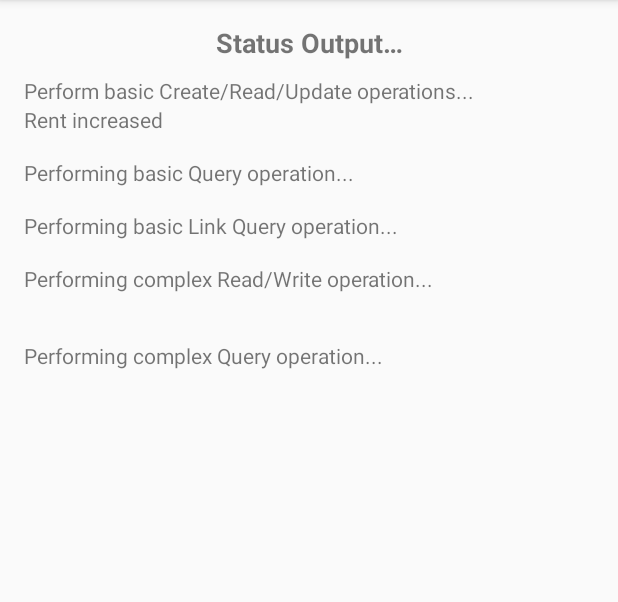
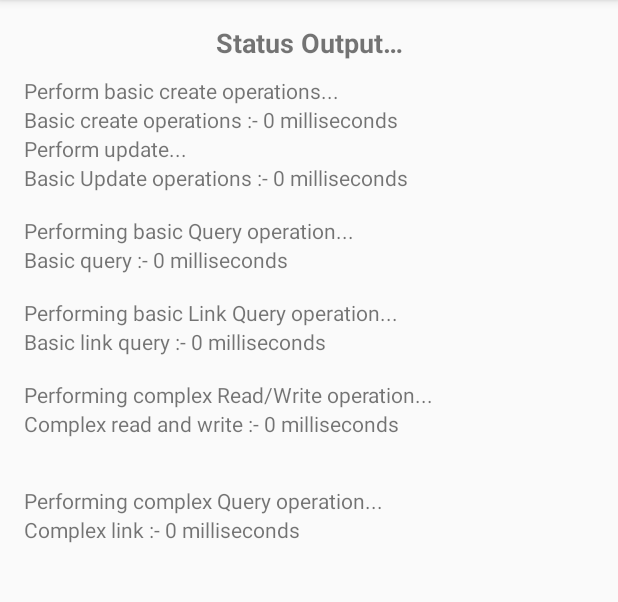
Before and after one commit to NazneenR/RealmTrial, an Android app: the screen it shows after launch (MainActivity), on a phone screen of 412 x 824 dp, the part 84-686 px from its top. Run offline under Robolectric (Android 15) with nearby library versions, the phone set to English and light mode, and no system bars; libraries missing offline, so code that uses them is left out: io.realm; 11 statements that could not run were skipped.

Commit message:
Shows the time in milliseconds taken for various operations.

```diff
--- a/app/src/main/java/com/example/realm/realmdemo/view/MainActivity.java
+++ b/app/src/main/java/com/example/realm/realmdemo/view/MainActivity.java
@@ -1,6 +1,7 @@
 package com.example.realm.realmdemo.view;
 
 import android.os.Bundle;
+import android.os.SystemClock;
 import android.support.v7.app.AppCompatActivity;
 import android.util.Log;
 import android.widget.LinearLayout;
@@ -49,40 +50,65 @@ public class MainActivity extends AppCompatActivity {
   }
 
   private void basicCRUD() {
-    showStatus("Perform basic Create/Read/Update operations...");
+    long startTime = SystemClock.currentThreadTimeMillis();
+    showStatus("Perform basic create operations...");
     repository.addApartmentWithRent(7500);
+    long endTime = SystemClock.currentThreadTimeMillis();
+    long diff = endTime - startTime;
+    showStatus("Basic create operations :- " + diff + " milliseconds");
 
+    long startTimeForUpdate = SystemClock.currentThreadTimeMillis();
+    showStatus("Perform update...");
     repository.updateFirstApartmentInTheList();
-    showStatus("Rent increased");
+    long endTimeForUpdate = SystemClock.currentThreadTimeMillis();
+    long diffForUpdate = endTimeForUpdate - startTimeForUpdate;
+    showStatus("Basic Update operations :- " + diffForUpdate + " milliseconds");
   }
 
   private void basicQuery() {
+    long startTime = SystemClock.currentThreadTimeMillis();
     showStatus("\nPerforming basic Query operation...");
     RealmResults<Apartment> results = repository.fetchApartmentsBasedOnRentValue(8000);
 
+    long endTime = SystemClock.currentThreadTimeMillis();
+    long diff = endTime - startTime;
+
     showStatus("Size of result set: " + results.size());
+    showStatus("Basic query :- " + diff + " milliseconds");
   }
 
   private void basicLinkQuery() {
+    long startTime = SystemClock.currentThreadTimeMillis();
     showStatus("\nPerforming basic Link Query operation...");
 
     RealmResults<Apartment> results = repository.fetchApartmentsBasedOnName("Hermes Heritage");
+    long endTime = SystemClock.currentThreadTimeMillis();
+    long diff = endTime - startTime;
 
     showStatus("Size of result set: " + results.size());
+    showStatus("Basic link query :- " + diff + " milliseconds");
   }
 
   private void complexReadWrite() {
+    long startTime = SystemClock.currentThreadTimeMillis();
     showStatus("\nPerforming complex Read/Write operation...");
 
     for (int i = 7500; i < 10000; i++) {
       repository.addApartmentWithRent(i);
     }
+    long endTime = SystemClock.currentThreadTimeMillis();
+    long diff = endTime - startTime;
+    showStatus("Complex read and write :- " + diff + " milliseconds");
   }
 
   private void complexQuery() {
+    long startTime = SystemClock.currentThreadTimeMillis();
     showStatus("\n\nPerforming complex Query operation...");
 
     RealmResults<Apartment> results = repository.executeComplexQuery();
+    long endTime = SystemClock.currentThreadTimeMillis();
+    long diff = endTime - startTime;
     showStatus("\nSize of result set: " + results.size());
+    showStatus("Complex link :- " + diff + " milliseconds");
   }
 }
```
